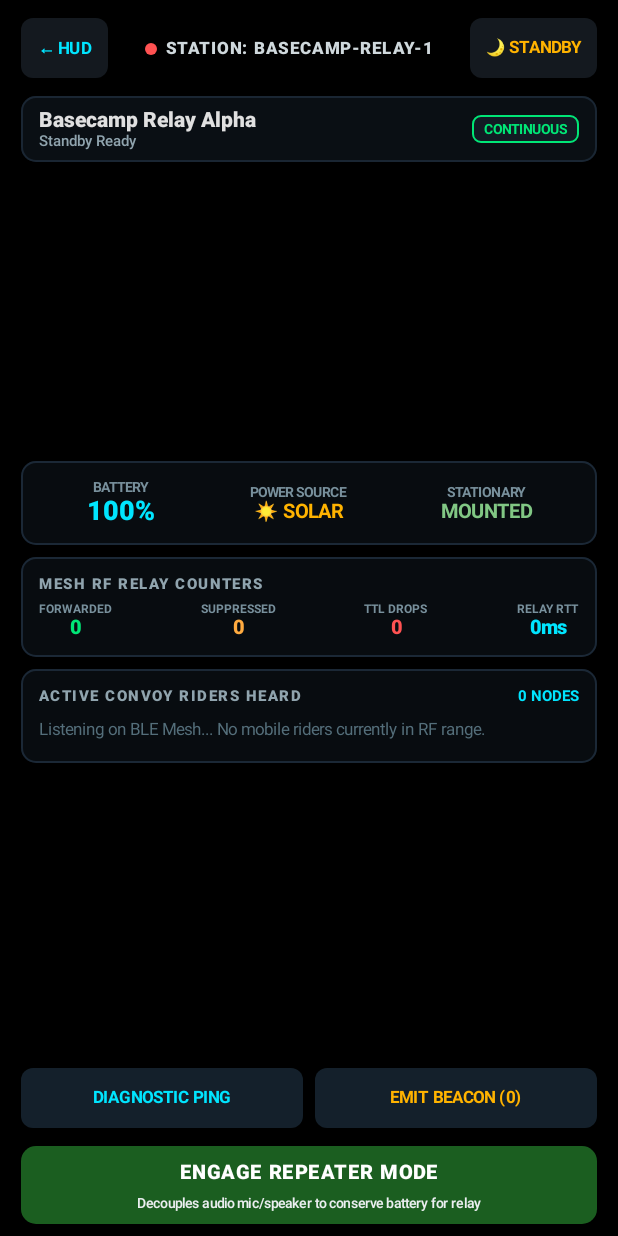
After one commit to Nownitya/Intercom-Alpha, an Android app built with Jetpack Compose: the composable BasecampRepeaterScreen shown on its own in the app's theme, on a phone screen of 412 x 824 dp. The commit adds this screen. Run offline under Robolectric (Android 15) with nearby library versions, the phone set to English and light mode, and no system bars; 4 statements that could not run were skipped.

Commit message:
feat: [ICA-1702] - Compose Multiplatform Basecamp Repeater Screen & OLED Dark Standby

```diff
--- /dev/null
+++ b/app/sharedUI/src/commonMain/kotlin/org/nowni/intercom_alpha/ui/repeater/BasecampRepeaterScreen.kt
@@ -0,0 +1,509 @@
+package org.nowni.intercom_alpha.ui.repeater
+
+import androidx.compose.animation.core.LinearEasing
+import androidx.compose.animation.core.RepeatMode
+import androidx.compose.animation.core.animateFloat
+import androidx.compose.animation.core.infiniteRepeatable
+import androidx.compose.animation.core.rememberInfiniteTransition
+import androidx.compose.animation.core.tween
+import androidx.compose.foundation.BorderStroke
+import androidx.compose.foundation.background
+import androidx.compose.foundation.clickable
+import androidx.compose.foundation.layout.*
+import androidx.compose.foundation.lazy.LazyRow
+import androidx.compose.foundation.lazy.items
+import androidx.compose.foundation.shape.CircleShape
+import androidx.compose.foundation.shape.RoundedCornerShape
+import androidx.compose.material3.*
+import androidx.compose.runtime.Composable
+import androidx.compose.runtime.getValue
+import androidx.compose.ui.Alignment
+import androidx.compose.ui.Modifier
+import androidx.compose.ui.draw.clip
+import androidx.compose.ui.graphics.Color
+import androidx.compose.ui.text.font.FontWeight
+import androidx.compose.ui.unit.dp
+import androidx.compose.ui.unit.sp
+import org.nowni.intercom_alpha.mesh.RepeaterDutyCycleMode
+
+/**
+ * Basecamp Stationary Repeater UI & Dedicated Low-Power Cockpit Mode.
+ *
+ * Designed with a pure OLED black theme (#000000) for minimum power draw
+ * when running continuously on mountain ridges, basecamps, or vehicle batteries.
+ */
+@Composable
+fun BasecampRepeaterScreen(
+    uiState: RepeaterUiState,
+    onAction: (RepeaterUiAction) -> Unit,
+    onNavigateBack: () -> Unit,
+    modifier: Modifier = Modifier
+) {
+    if (uiState.isNightStandbyLocked) {
+        NightStandbyScreen(
+            uiState = uiState,
+            onUnlock = { onAction(RepeaterUiAction.ToggleNightStandby(false)) },
+            modifier = modifier
+        )
+    } else {
+        StandardRepeaterCockpit(
+            uiState = uiState,
+            onAction = onAction,
+            onNavigateBack = onNavigateBack,
+            modifier = modifier
+        )
+    }
+}
+
+/**
+ * Full-screen ultra-low-brightness OLED night standby display.
+ * Shuts off all unnecessary pixels to minimize battery drain overnight.
+ */
+@Composable
+private fun NightStandbyScreen(
+    uiState: RepeaterUiState,
+    onUnlock: () -> Unit,
+    modifier: Modifier = Modifier
+) {
+    Box(
+        modifier = modifier
+            .fillMaxSize()
+            .background(Color(0xFF000000))
+            .clickable(onClick = onUnlock)
+            .padding(24.dp),
+        contentAlignment = Alignment.Center
+    ) {
+        Column(
+            horizontalAlignment = Alignment.CenterHorizontally,
+            verticalArrangement = Arrangement.spacedBy(16.dp)
+        ) {
+            // Faint status heartbeat
+            Box(
+                modifier = Modifier
+                    .size(12.dp)
+                    .clip(CircleShape)
+                    .background(if (uiState.isRunning) Color(0xFF00E676) else Color(0xFFFF5252))
+            )
+
+            Text(
+                text = "REPEATER STANDBY LOCK",
+                fontSize = 14.sp,
+                fontWeight = FontWeight.Bold,
+                letterSpacing = 2.sp,
+                color = Color(0xFF4A6572)
+            )
+
+            Text(
+                text = uiState.repeaterName.uppercase(),
+                fontSize = 20.sp,
+                fontWeight = FontWeight.Black,
+                letterSpacing = 1.sp,
+                color = Color(0xFF81C784)
+            )
+
+            Row(
+                horizontalArrangement = Arrangement.spacedBy(16.dp),
+                verticalAlignment = Alignment.CenterVertically
+            ) {
+                Text(
+                    text = if (uiState.isSolarPowered) "☀️ SOLAR" else "🔋 BATT",
+                    fontSize = 12.sp,
+                    fontWeight = FontWeight.Bold,
+                    color = Color(0xFFFFB300)
+                )
+                Text(
+                    text = "${uiState.batteryPercent}%",
+                    fontSize = 14.sp,
+                    fontWeight = FontWeight.Black,
+                    color = Color(0xFF00E5FF)
+                )
+                Text(
+                    text = "${uiState.packetsForwarded} PKTS",
+                    fontSize = 12.sp,
+                    fontWeight = FontWeight.Bold,
+                    color = Color(0xFFB0BEC5)
+                )
+            }
+
+            Spacer(modifier = Modifier.height(32.dp))
+
+            Surface(
+                shape = RoundedCornerShape(20.dp),
+                color = Color(0xFF0A0F14),
+                border = BorderStroke(1.dp, Color(0xFF1B2836))
+            ) {
+                Text(
+                    text = "TAP SCREEN TO UNLOCK COCKPIT",
+                    fontSize = 10.sp,
+                    fontWeight = FontWeight.Bold,
+                    letterSpacing = 1.sp,
+                    color = Color(0xFF607D8B),
+                    modifier = Modifier.padding(horizontal = 16.dp, vertical = 8.dp)
+                )
+            }
+        }
+    }
+}
+
+/**
+ * Standard interactive cockpit view for configuring and monitoring the repeater station.
+ */
+@Composable
+private fun StandardRepeaterCockpit(
+    uiState: RepeaterUiState,
+    onAction: (RepeaterUiAction) -> Unit,
+    onNavigateBack: () -> Unit,
+    modifier: Modifier = Modifier
+) {
+    val infiniteTransition = rememberInfiniteTransition()
+    val pulseAlpha by infiniteTransition.animateFloat(
+        initialValue = 0.3f,
+        targetValue = 1.0f,
+        animationSpec = infiniteRepeatable(
+            animation = tween(1200, easing = LinearEasing),
+            repeatMode = RepeatMode.Reverse
+        )
+    )
+
+    Box(
+        modifier = modifier
+            .fillMaxSize()
+            .background(Color(0xFF000000))
+    ) {
+        Column(
+            modifier = Modifier
+                .fillMaxSize()
+                .safeContentPadding()
+                .padding(horizontal = 14.dp, vertical = 8.dp),
+            verticalArrangement = Arrangement.SpaceBetween
+        ) {
+            // ================= 1. HEADER BAR =================
+            Column(verticalArrangement = Arrangement.spacedBy(8.dp)) {
+                Row(
+                    modifier = Modifier.fillMaxWidth(),
+                    horizontalArrangement = Arrangement.SpaceBetween,
+                    verticalAlignment = Alignment.CenterVertically
+                ) {
+                    FilledTonalButton(
+                        onClick = onNavigateBack,
+                        contentPadding = PaddingValues(horizontal = 10.dp, vertical = 4.dp),
+                        shape = RoundedCornerShape(8.dp),
+                        colors = ButtonDefaults.filledTonalButtonColors(
+                            containerColor = Color(0xFF14191F),
+                            contentColor = Color(0xFF00E5FF)
+                        )
+                    ) {
+                        Text("← HUD", fontSize = 11.sp, fontWeight = FontWeight.Bold)
+                    }
+
+                    Row(
+                        verticalAlignment = Alignment.CenterVertically,
+                        horizontalArrangement = Arrangement.spacedBy(6.dp)
+                    ) {
+                        Box(
+                            modifier = Modifier
+                                .size(8.dp)
+                                .clip(CircleShape)
+                                .background(
+                                    if (uiState.isRunning) Color(0xFF00E676).copy(alpha = pulseAlpha)
+                                    else Color(0xFFFF5252)
+                                )
+                        )
+                        Text(
+                            text = "STATION: ${uiState.repeaterId.uppercase()}",
+                            fontSize = 11.sp,
+                            fontWeight = FontWeight.Black,
+                            letterSpacing = 1.sp,
+                            color = Color(0xFFCFD8DC)
+                        )
+                    }
+
+                    FilledTonalButton(
+                        onClick = { onAction(RepeaterUiAction.ToggleNightStandby(true)) },
+                        contentPadding = PaddingValues(horizontal = 10.dp, vertical = 4.dp),
+                        shape = RoundedCornerShape(8.dp),
+                        colors = ButtonDefaults.filledTonalButtonColors(
+                            containerColor = Color(0xFF14191F),
+                            contentColor = Color(0xFFFFB300)
+                        )
+                    ) {
+                        Text("🌙 STANDBY", fontSize = 11.sp, fontWeight = FontWeight.Bold)
+                    }
+                }
+
+                // Station Title & Duty Cycle Mode Selector
+                Surface(
+                    shape = RoundedCornerShape(10.dp),
+                    color = Color(0xFF0A0F14),
+                    border = BorderStroke(1.dp, Color(0xFF1A2633))
+                ) {
+                    Row(
+                        modifier = Modifier
+                            .fillMaxWidth()
+                            .padding(horizontal = 12.dp, vertical = 8.dp),
+                        horizontalArrangement = Arrangement.SpaceBetween,
+                        verticalAlignment = Alignment.CenterVertically
+                    ) {
+                        Column {
+                            Text(
+                                text = uiState.repeaterName,
+                                fontSize = 14.sp,
+                                fontWeight = FontWeight.Black,
+                                color = Color(0xFFE0E0E0)
+                            )
+                            Text(
+                                text = uiState.statusMessage,
+                                fontSize = 10.sp,
+                                fontWeight = FontWeight.Medium,
+                                color = if (uiState.isRunning) Color(0xFF00E676) else Color(0xFF90A4AE)
+                            )
+                        }
+
+                        // Duty Cycle Chip (1-Tap Cycle)
+                        val nextMode = when (uiState.dutyCycleMode) {
+                            RepeaterDutyCycleMode.CONTINUOUS -> RepeaterDutyCycleMode.POWER_SAVER
+                            RepeaterDutyCycleMode.POWER_SAVER -> RepeaterDutyCycleMode.EXTREME_SURVIVAL
+                            RepeaterDutyCycleMode.EXTREME_SURVIVAL -> RepeaterDutyCycleMode.CONTINUOUS
+                        }
+                        val modeColor = when (uiState.dutyCycleMode) {
+                            RepeaterDutyCycleMode.CONTINUOUS -> Color(0xFF00E676)
+                            RepeaterDutyCycleMode.POWER_SAVER -> Color(0xFF00E5FF)
+                            RepeaterDutyCycleMode.EXTREME_SURVIVAL -> Color(0xFFFFB300)
+                        }
+
+                        Surface(
+                            shape = RoundedCornerShape(6.dp),
+                            color = Color(0xFF121B24),
+                            border = BorderStroke(1.dp, modeColor),
+                            modifier = Modifier.clickable { onAction(RepeaterUiAction.SetDutyCycle(nextMode)) }
+                        ) {
+                            Text(
+                                text = uiState.dutyCycleMode.name.replace("_", " "),
+                                fontSize = 9.sp,
+                                fontWeight = FontWeight.Bold,
+                                color = modeColor,
+                                modifier = Modifier.padding(horizontal = 8.dp, vertical = 4.dp)
+                            )
+                        }
+                    }
+                }
+            }
+
+            // ================= 2. TELEMETRY & RF METRICS CARDS =================
+            Column(verticalArrangement = Arrangement.spacedBy(8.dp)) {
+                // Power & Solar Telemetry
+                Surface(
+                    shape = RoundedCornerShape(10.dp),
+                    color = Color(0xFF080C10),
+                    border = BorderStroke(1.dp, Color(0xFF1B2836))
+                ) {
+                    Row(
+                        modifier = Modifier
+                            .fillMaxWidth()
+                            .padding(12.dp),
+                        horizontalArrangement = Arrangement.SpaceAround,
+                        verticalAlignment = Alignment.CenterVertically
+                    ) {
+                        Column(horizontalAlignment = Alignment.CenterHorizontally) {
+                            Text("BATTERY", fontSize = 9.sp, fontWeight = FontWeight.Bold, color = Color(0xFF78909C))
+                            Text("${uiState.batteryPercent}%", fontSize = 18.sp, fontWeight = FontWeight.Black, color = Color(0xFF00E5FF))
+                        }
+                        Column(horizontalAlignment = Alignment.CenterHorizontally) {
+                            Text("POWER SOURCE", fontSize = 9.sp, fontWeight = FontWeight.Bold, color = Color(0xFF78909C))
+                            Text(
+                                if (uiState.isSolarPowered) "☀️ SOLAR" else "🔋 BATTERY",
+                                fontSize = 13.sp,
+                                fontWeight = FontWeight.Bold,
+                                color = if (uiState.isSolarPowered) Color(0xFFFFB300) else Color(0xFFCFD8DC)
+                            )
+                        }
+                        Column(horizontalAlignment = Alignment.CenterHorizontally) {
+                            Text("STATIONARY", fontSize = 9.sp, fontWeight = FontWeight.Bold, color = Color(0xFF78909C))
+                            Text(
+                                if (uiState.isStationary) "MOUNTED" else "MOBILE",
+                                fontSize = 13.sp,
+                                fontWeight = FontWeight.Bold,
+                                color = Color(0xFF81C784)
+                            )
+                        }
+                    }
+                }
+
+                // Packet Relay Counters & Latency
+                Surface(
+                    shape = RoundedCornerShape(10.dp),
+                    color = Color(0xFF080C10),
+                    border = BorderStroke(1.dp, Color(0xFF1B2836))
+                ) {
+                    Column(modifier = Modifier.padding(12.dp), verticalArrangement = Arrangement.spacedBy(6.dp)) {
+                        Text(
+                            text = "MESH RF RELAY COUNTERS",
+                            fontSize = 10.sp,
+                            fontWeight = FontWeight.Black,
+                            letterSpacing = 1.sp,
+                            color = Color(0xFF90A4AE)
+                        )
+                        Row(
+                            modifier = Modifier.fillMaxWidth(),
+                            horizontalArrangement = Arrangement.SpaceBetween
+                        ) {
+                            MetricColumn("FORWARDED", "${uiState.packetsForwarded}", Color(0xFF00E676))
+                            MetricColumn("SUPPRESSED", "${uiState.packetsDroppedDuplicate}", Color(0xFFFFAB40))
+                            MetricColumn("TTL DROPS", "${uiState.packetsDroppedTtlExpired}", Color(0xFFFF5252))
+                            MetricColumn("RELAY RTT", "${uiState.lastForwardLatencyMs}ms", Color(0xFF00E5FF))
+                        }
+                    }
+                }
+
+                // Active Convoy Neighbors Roster
+                Surface(
+                    shape = RoundedCornerShape(10.dp),
+                    color = Color(0xFF080C10),
+                    border = BorderStroke(1.dp, Color(0xFF1B2836))
+                ) {
+                    Column(modifier = Modifier.padding(12.dp), verticalArrangement = Arrangement.spacedBy(6.dp)) {
+                        Row(
+                            modifier = Modifier.fillMaxWidth(),
+                            horizontalArrangement = Arrangement.SpaceBetween,
+                            verticalAlignment = Alignment.CenterVertically
+                        ) {
+                            Text(
+                                text = "ACTIVE CONVOY RIDERS HEARD",
+                                fontSize = 10.sp,
+                                fontWeight = FontWeight.Black,
+                                letterSpacing = 1.sp,
+                                color = Color(0xFF90A4AE)
+                            )
+                            Text(
+                                text = "${uiState.activeNeighborCount} NODES",
+                                fontSize = 10.sp,
+                                fontWeight = FontWeight.Bold,
+                                color = Color(0xFF00E5FF)
+                            )
+                        }
+
+                        if (uiState.activeNeighbors.isEmpty()) {
+                            Text(
+                                text = "Listening on BLE Mesh... No mobile riders currently in RF range.",
+                                fontSize = 11.sp,
+                                color = Color(0xFF546E7A),
+                                modifier = Modifier.padding(vertical = 4.dp)
+                            )
+                        } else {
+                            LazyRow(horizontalArrangement = Arrangement.spacedBy(6.dp)) {
+                                items(uiState.activeNeighbors) { neighborId ->
+                                    Surface(
+                                        shape = RoundedCornerShape(6.dp),
+                                        color = Color(0xFF101820),
+                                        border = BorderStroke(1.dp, Color(0xFF263238))
+                                    ) {
+                                        Row(
+                                            modifier = Modifier.padding(horizontal = 8.dp, vertical = 4.dp),
+                                            verticalAlignment = Alignment.CenterVertically,
+                                            horizontalArrangement = Arrangement.spacedBy(4.dp)
+                                        ) {
+                                            Box(
+                                                modifier = Modifier
+                                                    .size(6.dp)
+                                                    .clip(CircleShape)
+                                                    .background(Color(0xFF00E676))
+                                            )
+                                            Text(
+                                                text = neighborId,
+                                                fontSize = 10.sp,
+                                                fontWeight = FontWeight.Bold,
+                                                color = Color(0xFFECEFF1)
+                                            )
+                                        }
+                                    }
+                                }
+                            }
+                        }
+                    }
+                }
+            }
+
+            // ================= 3. ACTIONS & MASTER SWITCH =================
+            Column(verticalArrangement = Arrangement.spacedBy(8.dp)) {
+                // Diagnostic Ping & Beacon Actions
+                Row(
+                    modifier = Modifier.fillMaxWidth(),
+                    horizontalArrangement = Arrangement.spacedBy(8.dp)
+                ) {
+                    FilledTonalButton(
+                        onClick = { onAction(RepeaterUiAction.TriggerDiagnosticPing) },
+                        modifier = Modifier.weight(1f),
+                        shape = RoundedCornerShape(8.dp),
+                        colors = ButtonDefaults.filledTonalButtonColors(
+                            containerColor = Color(0xFF14202B),
+                            contentColor = Color(0xFF00E5FF)
+                        )
+                    ) {
+                        Text(
+                            text = if (uiState.isPinging) "PINGING..."
+                            else if (uiState.lastPingLatencyMs != null) "PING (${uiState.lastPingLatencyMs}ms)"
+                            else "DIAGNOSTIC PING",
+                            fontSize = 11.sp,
+                            fontWeight = FontWeight.Bold
+                        )
+                    }
+
+                    FilledTonalButton(
+                        onClick = { onAction(RepeaterUiAction.EmitBeacon) },
+                        modifier = Modifier.weight(1f),
+                        shape = RoundedCornerShape(8.dp),
+                        colors = ButtonDefaults.filledTonalButtonColors(
+                            containerColor = Color(0xFF14202B),
+                            contentColor = Color(0xFFFFB300)
+                        )
+                    ) {
+                        Text(
+                            text = "EMIT BEACON (${uiState.beaconEmissionCount})",
+                            fontSize = 11.sp,
+                            fontWeight = FontWeight.Bold
+                        )
+                    }
+                }
+
+                // Master Relay Switch Button
+                Button(
+                    onClick = {
+                        if (uiState.isRunning) onAction(RepeaterUiAction.StopRepeater)
+                        else onAction(RepeaterUiAction.StartRepeater)
+                    },
+                    modifier = Modifier
+                        .fillMaxWidth()
+                        .height(52.dp),
+                    shape = RoundedCornerShape(10.dp),
+                    colors = ButtonDefaults.buttonColors(
+                        containerColor = if (uiState.isRunning) Color(0xFFB71C1C) else Color(0xFF1B5E20),
+                        contentColor = Color.White
+                    )
+                ) {
+                    Column(horizontalAlignment = Alignment.CenterHorizontally) {
+                        Text(
+                            text = if (uiState.isRunning) "STOP REPEATER MODE" else "ENGAGE REPEATER MODE",
+                            fontSize = 13.sp,
+                            fontWeight = FontWeight.Black,
+                            letterSpacing = 1.sp
+                        )
+                        Text(
+                            text = if (uiState.isRunning) "Audio hardware released • 100% radio airtime for mesh"
+                            else "Decouples audio mic/speaker to conserve battery for relay",
+                            fontSize = 9.sp,
+                            color = Color(0xFFECEFF1)
+                        )
+                    }
+                }
+            }
+        }
+    }
+}
+
+@Composable
+private fun MetricColumn(label: String, value: String, color: Color) {
+    Column(horizontalAlignment = Alignment.CenterHorizontally) {
+        Text(label, fontSize = 8.sp, fontWeight = FontWeight.Bold, color = Color(0xFF78909C))
+        Text(value, fontSize = 13.sp, fontWeight = FontWeight.Black, color = color)
+    }
+}
```
Also changed, not shown: app/sharedUI/src/commonMain/kotlin/org/nowni/intercom_alpha/feature/home/HomeScreen.kt (+13 -0 lines), app/sharedUI/src/commonMain/kotlin/org/nowni/intercom_alpha/navigation/AppNavGraph.kt (+23 -1 lines), 2 other files.
